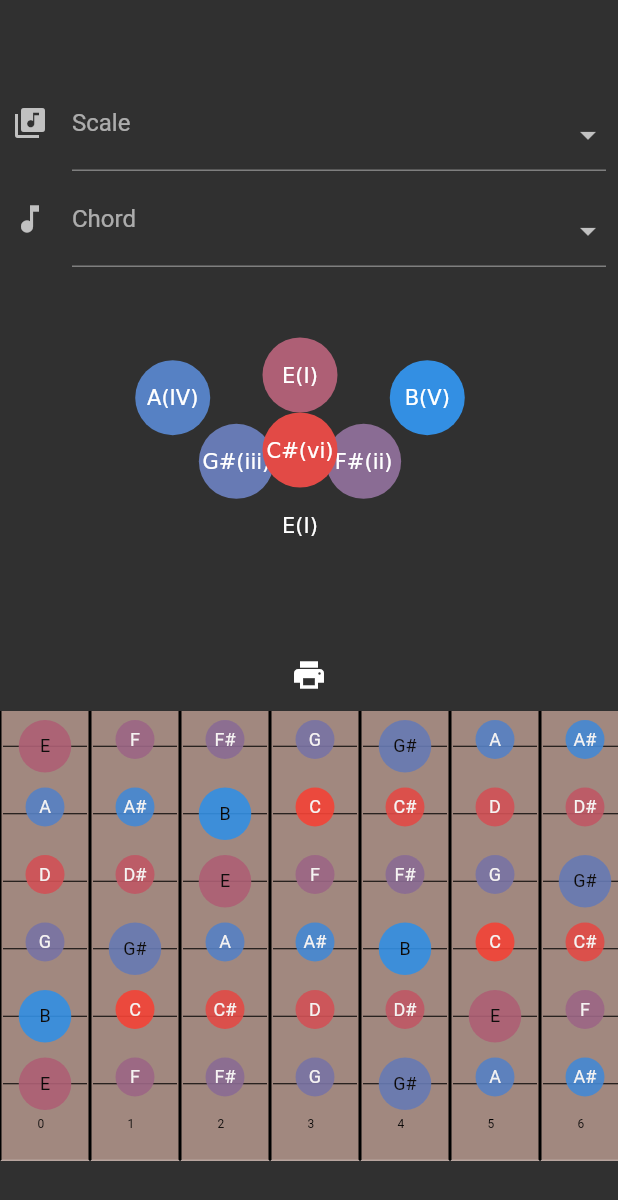
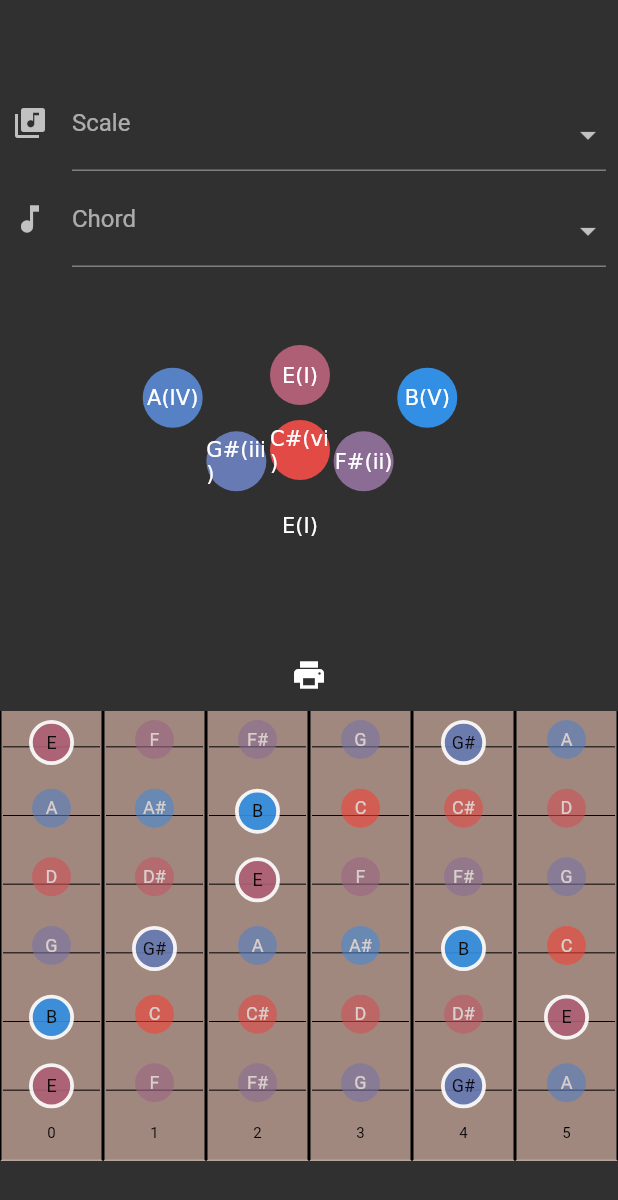
Before and after one commit to cshannon3/guitar_vis_f, a Flutter app: the screen it shows after launch, on a phone screen of 412 x 824 dp. Shown: the top 1200 px of the screen. Run offline on Flutter 3.47's test engine with Material 2 defaults, Android fonts, the phone set to English and light mode, and no system bars.

Commit message:
Cleaning up guitarwidget and improving contrast between un/highlighted notes and starting to allow for user resizing of fretboard

```diff
--- a/lib/Component/guitar_widget.dart
+++ b/lib/Component/guitar_widget.dart
@@ -25,23 +25,21 @@ class guitarWidget extends StatefulWidget {
 
 class _guitarWidgetState extends State<guitarWidget> {
 
-  List<int> notesh ;
+  List<int> noteshighlighted ;
   List<Widget> Frets;
   bool loaded = false;
+  int fretsshown = 6;
 
   @override
   void initState() {
-   /* setState(() {
-      loaded = false;
-    });
-*/
+
     setState(() {
-      (widget.rootnote != -1) ? notesh = [(widget.rootnote+majorscale[widget.tonalhighlight])%12,
+
+      (widget.rootnote != -1) ? noteshighlighted = [(widget.rootnote+majorscale[widget.tonalhighlight])%12,
                                           (widget.rootnote+majorscale[widget.tonalhighlight + 2])%12,
                                             (widget.rootnote+majorscale[widget.tonalhighlight+ 4])%12] : [];
 
-    Frets = _buildFrets();
-    print(notesh);
+
     });
     setState(() {
       loaded = true;
@@ -52,37 +50,35 @@ class _guitarWidgetState extends State<guitarWidget> {
  @override
   void didUpdateWidget(guitarWidget oldWidget) {
     setState(() {
-      (widget.rootnote != -1) ? notesh = [(widget.rootnote+majorscale[widget.tonalhighlight])%12,
+      (widget.rootnote != -1) ? noteshighlighted = [(widget.rootnote+majorscale[widget.tonalhighlight])%12,
       (widget.rootnote+majorscale[widget.tonalhighlight + 2])%12,
       (widget.rootnote+majorscale[widget.tonalhighlight+ 4])%12] : [];
 
-      Frets = _buildFrets();
-      print(notesh);
+
+      print(noteshighlighted);
     });
   }
 
-  List<Widget> _buildFrets() {
+  List<Widget> _buildFrets(double _screenwidth) {
+    double fretwidth = _screenwidth/fretsshown;
+    print(fretwidth);
     List<Widget> frets = [];
     for (int fret = 0; fret< 13; ++fret) {
-      frets.add(_buildFret(fret));
+      frets.add(_buildFret(fret, fretwidth));
     }
     return frets;
-    // 49 C#/ 51 D#/ 54 F#/ 56 G#/ 58 A#/ //61 / 63/ 66/ 68/ 70
+
   }
 
-  Color getColor(double tnote) {
-    return Color.lerp(Colors.red, Colors.blue, tnote / 12);
-  }
+
   void onPressed(int note, int string) {
     print(" note is ${notenames[note%12]} on the ${string+1} string");
   }
-  Widget _buildFret(int fretnum) {
+  Widget _buildFret(int fretnum, double fretwidth) {
     return new Container(
-
-        width: 60.0,
+        width: fretwidth,
         //color: (keyname.contains("sharp")) ? Colors.black : Colors.white10,
         decoration: BoxDecoration(
-
           color: Colors.brown[300],
           border: Border(
             left: BorderSide(color: Colors.black, width: 1.0),
@@ -92,18 +88,18 @@ class _guitarWidgetState extends State<guitarWidget> {
         ),
         padding: EdgeInsets.all(1.0),
         child: Column(
-            children: _buildNotes(fretnum, widget.tuning)..add(
-                Container(height: 10.0, width: 10.0, child: RichText(
+            children: _buildNotes(fretnum, widget.tuning, fretwidth)..add(
+                Container( child: RichText(
                   text: TextSpan(
                     text: "$fretnum",
-                    style: TextStyle(fontSize: 8.0, color: Colors.black, fontStyle: FontStyle.normal),
+                    style: TextStyle(fontSize: 10.0, color: Colors.black, fontStyle: FontStyle.normal),
                   ), // TextSpan
                 ), // Rich Text))
                 )
             )));
   }
 
-  List<Widget> _buildNotes(int fretnum, int tuning) {
+  List<Widget> _buildNotes(int fretnum, int tuning, double fretwidth) {
 
     List<Widget> notes = [];
     for (int string = 0; string<6; ++string) { // High e to low e
@@ -111,34 +107,38 @@ class _guitarWidgetState extends State<guitarWidget> {
       int note = tunings[tuning][string] + fretnum;
       (widget.notesShown[note%12] && widget.octavesShown[(note/12).floor()])
 
-          ? notes.add(noteWidget(note, string, notesh.isEmpty ? false : notesh.contains(note%12)))
+          ? notes.add(noteWidget(note, string, fretwidth, noteshighlighted.isEmpty ? false : noteshighlighted.contains(note%12)))
 
-          : notes.add(Container(height: 45.0,child: Divider(height: 40.0, color: Colors.black,),));
+          : notes.add(Container(height: fretwidth*(2/3)/*45.0*/,child: Divider(height: 40.0, color: Colors.black,),));
     }
     return notes;
 
   }
 
-  Widget noteWidget(int notenum, int string, bool highlight) {
+  Widget noteWidget(int notenum, int string, double fretwidth,  bool highlight) {
 
     return GestureDetector(
       onTap: () => onPressed(notenum, string),
       child: Stack(
           children: <Widget>[
-            Center(child: Divider(height: 45.0, color: Colors.black,),
+            Center(child: Divider(height: fretwidth*(2/3), color: Colors.black,),
             ),
             Padding(
               padding: const EdgeInsets.only( top: 5.0),
               child: Opacity(
-                opacity: 0.9,
+                opacity: highlight ?0.9 : 0.6,
                 child: Center(
                   child: Container(
-                    width: highlight ? 35.0:26.0,
-                    height: highlight ? 35.0:26.0,
+                    width: highlight ? 36.0-fretsshown:32.0-fretsshown,
+                    height: highlight ? 36.0-fretsshown:32.0-fretsshown,
                     decoration: BoxDecoration(
 
                       color: getColor((notenum%12).toDouble()),
                       shape: BoxShape.circle,
+                      border: highlight ?new Border.all(
+                        color: Colors.white,
+                        width: 2.5,
+                      ):Border(),
 
 
                     ), // Box Decoration
@@ -162,9 +162,14 @@ class _guitarWidgetState extends State<guitarWidget> {
 
   @override
   Widget build(BuildContext context) {
-    return new ListView(
+    final double screen_width = MediaQuery.of(context).size.width;
+    print(screen_width);
+    return new Container(
+        height: 300.0,
+        child: ListView(
       scrollDirection: Axis.horizontal,
-      children: loaded ? _buildFrets(): [],
+      children: loaded ? _buildFrets(screen_width): [],
+        ),
 
     ); // ListView;
   }
--- a/lib/Component/radial_menu.dart
+++ b/lib/Component/radial_menu.dart
@@ -97,8 +97,8 @@ class _RadialMenuState extends State<RadialMenu> {
       child:  GestureDetector(
         onTap:  (){widget.onPressed(index);},
         child: new Container(
-            width: 50.0,
-            height: 50.0,
+            width: 40.0,
+            height: 40.0,
             decoration: BoxDecoration(
               shape: BoxShape.circle,
               color: getColor(((widget.rootnote+majorscale[index])%12).toDouble()),
--- a/lib/main.dart
+++ b/lib/main.dart
@@ -13,7 +13,6 @@ void main() => runApp(//new game_screen());//TestApp());
       theme: new ThemeData.dark(),
       home: new homeScreen(),
     ));
-
 
 class homeScreen extends StatefulWidget {
   @override
@@ -75,11 +74,7 @@ class _guitarScreenState extends State<homeScreen> {
                 ),
                 Padding(
                   padding: const EdgeInsets.only(bottom: 50.0),
-                  child: Container(
-                    height: 300.0,
-                    child: guitarOn ? guitarwidget : pianowidget,
-
-                  ),
+                  child:  guitarOn ? guitarwidget : pianowidget,
                 ),
               ],
             ),
```
